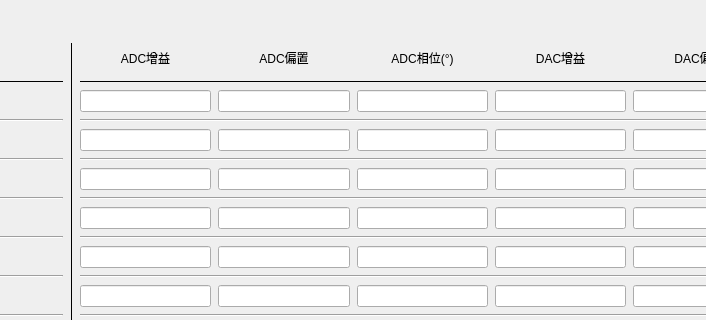
The window that ui/qmc_config_ui.ui (sunningxiao/RFSdemo) describes before a commit, drawn with Qt 5; both pictures show x 87 to 793 and y 0 to 320 of the 1010 by 473 pixel window.
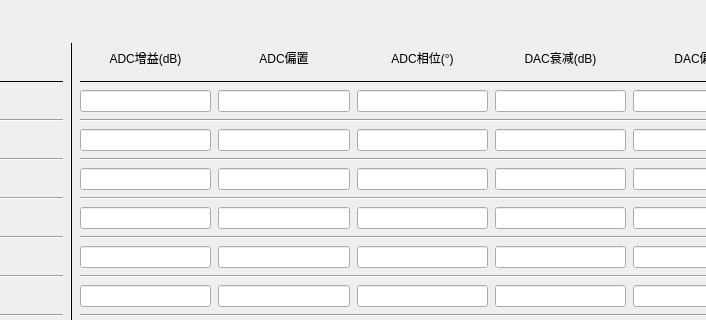
The same window after the commit.

Commit message: 加入参数关系解析， `"ADC0增益":    ["ADC0增益", "double", 0, "10**(x/20)"]` 发送时会根据表达式对参数的数值做运算

```diff
--- a/ui/qmc_config_ui.ui
+++ b/ui/qmc_config_ui.ui
@@ -209,7 +209,7 @@
              <enum>QFrame::Plain</enum>
             </property>
             <property name="text">
-             <string>DAC增益</string>
+             <string>DAC衰减(dB)</string>
             </property>
             <property name="alignment">
              <set>Qt::AlignCenter</set>
@@ -399,7 +399,7 @@
              <enum>QFrame::Plain</enum>
             </property>
             <property name="text">
-             <string>ADC增益</string>
+             <string>ADC增益(dB)</string>
             </property>
             <property name="alignment">
              <set>Qt::AlignCenter</set>
```
The commit also changes 6 other files.
